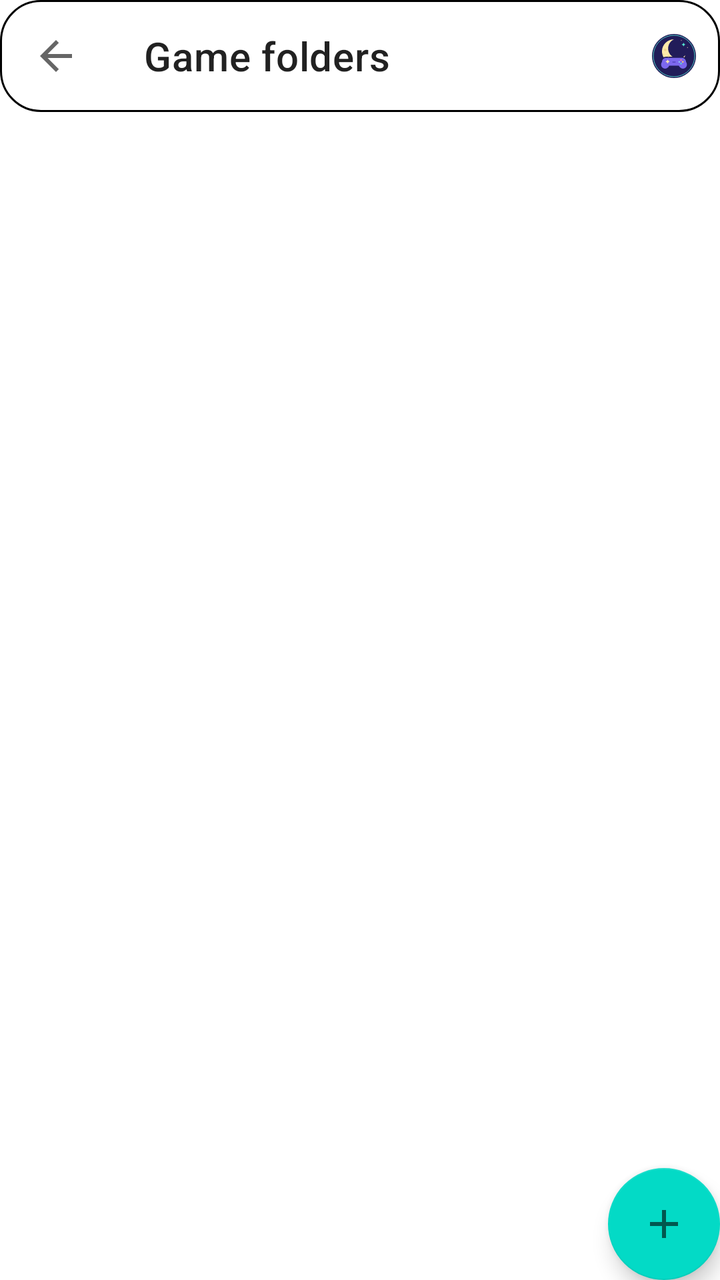
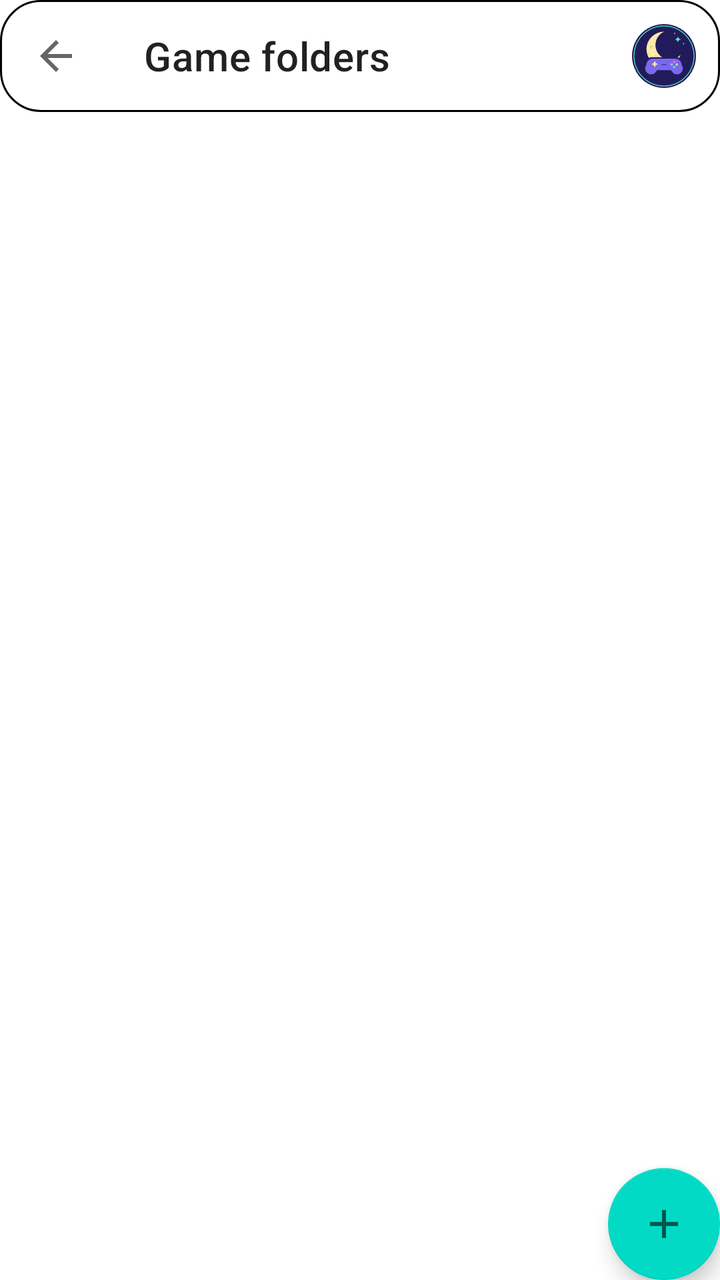

The first picture is an Android layout as it rendered before a commit; the second is the same layout after the commit. The layout source and the unified diff follow.
<!-- AndroidManifest.xml: fallback theme Theme.MaterialComponents.DayNight.NoActionBar -->
<!-- res/layout/fragment_folders.xml -->
<?xml version="1.0" encoding="utf-8"?>
<androidx.constraintlayout.widget.ConstraintLayout xmlns:android="http://schemas.android.com/apk/res/android"
    xmlns:app="http://schemas.android.com/apk/res-auto"
    android:id="@+id/coordinator_folders"
    android:layout_width="match_parent"
    android:layout_height="match_parent"
    android:background="?attr/mwCanvas">

    <androidx.coordinatorlayout.widget.CoordinatorLayout
        android:layout_width="match_parent"
        android:layout_height="match_parent">

        <com.google.android.material.appbar.AppBarLayout
            android:id="@+id/appbar_folders"
            style="@style/Widget.Eden.TransparentTopAppBarLayout"
            android:layout_width="match_parent"
            android:layout_height="wrap_content"
            android:fitsSystemWindows="true"
            android:touchscreenBlocksFocus="false">

            <com.google.android.material.appbar.MaterialToolbar
                android:id="@+id/toolbar_folders"
                style="@style/Widget.Eden.TransparentTopToolbar"
                android:layout_width="match_parent"
                android:layout_height="?attr/actionBarSize"
                android:touchscreenBlocksFocus="false"
                app:navigationIcon="@drawable/ic_back"
                app:title="@string/game_folders" ><ImageView android:layout_width="22dp" android:layout_height="22dp" android:layout_gravity="end" android:layout_marginEnd="12dp" android:src="@drawable/ic_moonwitch_mark" android:importantForAccessibility="no"/></com.google.android.material.appbar.MaterialToolbar>

        </com.google.android.material.appbar.AppBarLayout>

        <androidx.recyclerview.widget.RecyclerView
            android:id="@+id/list_folders"
            android:layout_width="match_parent"
            android:layout_height="wrap_content"
            android:clipToPadding="false"
            android:defaultFocusHighlightEnabled="false"
            app:layout_behavior="@string/appbar_scrolling_view_behavior" />

    </androidx.coordinatorlayout.widget.CoordinatorLayout>

    <com.google.android.material.floatingactionbutton.FloatingActionButton
        android:id="@+id/button_add"
        android:layout_width="wrap_content"
        android:layout_height="wrap_content"
        android:layout_gravity="bottom|end"
        android:contentDescription="@string/add_games"
        app:srcCompat="@drawable/ic_add"
        app:layout_constraintBottom_toBottomOf="parent"
        app:layout_constraintEnd_toEndOf="parent" />

</androidx.constraintlayout.widget.ConstraintLayout>
<!-- resources referenced by this layout -->
<resources>
  <!-- drawable ic_add (drawable) -->
  <vector xmlns:android="http://schemas.android.com/apk/res/android"
      android:width="24dp"
      android:height="24dp"
      android:viewportWidth="24"
      android:viewportHeight="24">
      <path
          android:fillColor="?attr/colorControlNormal"
          android:pathData="M19,13h-6v6h-2v-6H5v-2h6V5h2v6h6v2z" />
  </vector>
  <!-- drawable ic_back (drawable) -->
  <vector xmlns:android="http://schemas.android.com/apk/res/android"
      android:width="24dp"
      android:height="24dp"
      android:autoMirrored="true"
      android:viewportWidth="24"
      android:viewportHeight="24">
      <path
          android:fillColor="?attr/colorControlNormal"
          android:pathData="M20,11H7.83l5.59,-5.59L12,4l-8,8 8,8 1.41,-1.41L7.83,13H20v-2z" />
  </vector>
  <!-- drawable ic_moonwitch_mark: vector/xml drawable (drawable, 2291 chars, omitted) -->
  <string name="add_games">Add Games</string>
  <string name="game_folders">Game folders</string>
  <style name="Widget.Eden.TransparentTopAppBarLayout" parent="">
          <item name="android:background">@android:color/transparent</item>
          <item name="android:elevation">0dp</item>
          <item name="android:stateListAnimator">@null</item>
          <item name="elevation">0dp</item>
          <item name="liftOnScroll">false</item>
          <item name="statusBarForeground">@android:color/transparent</item>
      </style>
  <style name="Widget.Eden.TransparentTopToolbar" parent="">
          <item name="android:background">@drawable/mw_reformulation_toolbar_surface</item>
          <item name="android:elevation">0dp</item>
          <item name="backgroundTint">@android:color/transparent</item>
          <item name="titleTextColor">?attr/mwText</item>
          <item name="subtitleTextColor">?attr/mwMuted</item>
          <item name="navigationIconTint">?attr/mwText</item>
      </style>
  <!-- drawable mw_reformulation_toolbar_surface (drawable) -->
  <?xml version="1.0" encoding="utf-8"?>
  <shape xmlns:android="http://schemas.android.com/apk/res/android" android:shape="rectangle"><solid android:color="?attr/mwSurfaceHigh"/><corners android:radius="20dp"/><stroke android:width="1dp" android:color="?attr/mwOutline"/></shape>
</resources>

<!-- the commit's change to res/layout/fragment_folders.xml (unified diff, before → after) -->
@@ -25,7 +25,7 @@
                 android:layout_height="?attr/actionBarSize"
                 android:touchscreenBlocksFocus="false"
                 app:navigationIcon="@drawable/ic_back"
-                app:title="@string/game_folders" ><ImageView android:layout_width="22dp" android:layout_height="22dp" android:layout_gravity="end" android:layout_marginEnd="12dp" android:src="@drawable/ic_moonwitch_mark" android:importantForAccessibility="no"/></com.google.android.material.appbar.MaterialToolbar>
+                app:title="@string/game_folders" ><ImageView android:layout_width="32dp" android:layout_height="32dp" android:layout_gravity="end" android:layout_marginEnd="12dp" android:src="@drawable/ic_moonwitch_mark" android:importantForAccessibility="no"/></com.google.android.material.appbar.MaterialToolbar>
 
         </com.google.android.material.appbar.AppBarLayout>
 
